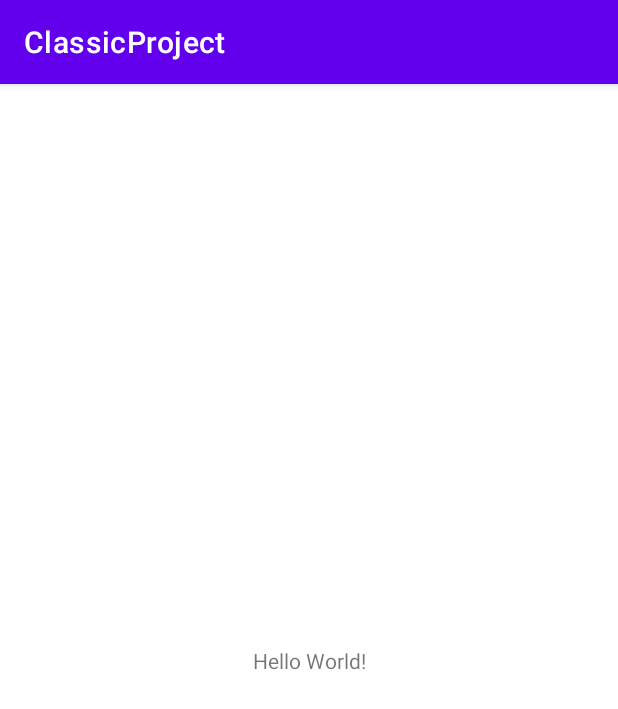
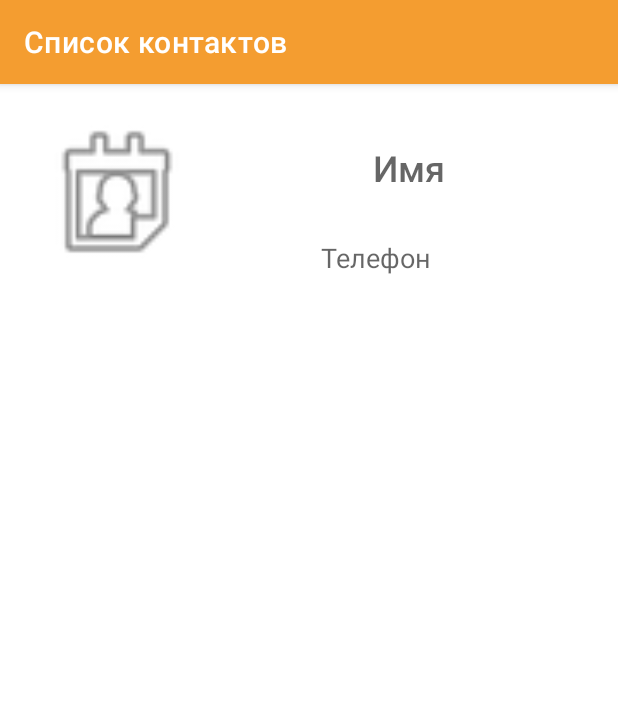
Before and after one commit to Vershinin-V-V/learning240221, an Android app: the screen it shows after launch (MainActivity), on a phone screen of 412 x 824 dp. Shown: the top 709 px of the screen. Run offline under Robolectric (Android 15) with nearby library versions, the phone set to English and light mode, and no system bars.

Commit message:
Create ContactListFragment and ContactDetailsFragment

```diff
--- /dev/null
+++ b/app/src/main/java/com/classic117/classicproject/ContactListFragment.kt
@@ -0,0 +1,46 @@
+package com.classic117.classicproject
+
+import android.content.Context
+import android.os.Bundle
+import androidx.fragment.app.Fragment
+import android.view.LayoutInflater
+import android.view.View
+import android.view.ViewGroup
+import androidx.appcompat.app.AppCompatActivity
+import com.classic117.classicproject.databinding.FragmentContactListBinding
+
+
+class ContactListFragment : Fragment(R.layout.fragment_contact_list) {
+    private var binding : FragmentContactListBinding? = null
+    private var cardClicListener : PersonSelect? = null
+
+    override fun onAttach(context : Context) {
+        super.onAttach(context)
+
+        if (context is PersonSelect) cardClicListener = context
+    }
+
+    override fun onViewCreated(view : View, savedInstanceState : Bundle?) {
+        super.onViewCreated(view, savedInstanceState)
+
+        binding = FragmentContactListBinding.bind(view).apply {
+            personCard.root.setOnClickListener {
+                cardClicListener?.onPersonSelected(1)//заменить на id будущего класса Person
+            }
+        }
+
+        (activity as AppCompatActivity?)?.supportActionBar?.apply {
+            setTitle(R.string.contact_list_bar)
+        }
+    }
+
+    override fun onDestroyView() {
+        binding = null
+        super.onDestroyView()
+    }
+
+    override fun onDetach() {
+        cardClicListener = null
+        super.onDetach()
+    }
+}
--- a/app/src/main/java/com/classic117/classicproject/MainActivity.kt
+++ b/app/src/main/java/com/classic117/classicproject/MainActivity.kt
@@ -3,9 +3,28 @@ package com.classic117.classicproject
 import androidx.appcompat.app.AppCompatActivity
 import android.os.Bundle
 
-class MainActivity : AppCompatActivity() {
+class MainActivity : AppCompatActivity(), PersonSelect{
     override fun onCreate(savedInstanceState: Bundle?) {
         super.onCreate(savedInstanceState)
         setContentView(R.layout.activity_main)
+        val currentFragment = supportFragmentManager.findFragmentById(R.id.fragment_container)
+        if (currentFragment == null){
+            val fragment = ContactListFragment()
+            supportFragmentManager.beginTransaction()
+                .add(R.id.fragment_container, fragment)
+                .commit()
+
+        }
     }
+
+    override fun onPersonSelected(id : Int) {
+        val fragment = ContactDetailsFragment.newInstance(id)
+        supportFragmentManager
+            .beginTransaction()
+            .replace(R.id.fragment_container, fragment)
+            .addToBackStack(null)
+            .commit()
+    }
+
+
 }
--- /dev/null
+++ b/app/src/main/java/com/classic117/classicproject/PersonSelect.kt
@@ -0,0 +1,5 @@
+package com.classic117.classicproject
+
+interface PersonSelect {
+    fun onPersonSelected(id : Int)
+}
--- a/app/src/main/res/layout/activity_main.xml
+++ b/app/src/main/res/layout/activity_main.xml
@@ -1,18 +1,22 @@
 <?xml version="1.0" encoding="utf-8"?>
-<androidx.constraintlayout.widget.ConstraintLayout xmlns:android="http://schemas.android.com/apk/res/android"
+<LinearLayout xmlns:android="http://schemas.android.com/apk/res/android"
     xmlns:app="http://schemas.android.com/apk/res-auto"
     xmlns:tools="http://schemas.android.com/tools"
+    android:id="@+id/main_container"
     android:layout_width="match_parent"
     android:layout_height="match_parent"
+    android:orientation="vertical"
     tools:context=".MainActivity">
 
-    <TextView
-        android:layout_width="wrap_content"
-        android:layout_height="wrap_content"
-        android:text="Hello World!"
-        app:layout_constraintBottom_toBottomOf="parent"
-        app:layout_constraintLeft_toLeftOf="parent"
-        app:layout_constraintRight_toRightOf="parent"
-        app:layout_constraintTop_toTopOf="parent" />
 
-</androidx.constraintlayout.widget.ConstraintLayout>
+    <FrameLayout
+        android:id="@+id/fragment_container"
+        android:layout_width="match_parent"
+        android:layout_height="match_parent"
+        android:layout_margin="8dp"
+        >
+
+    </FrameLayout>
+
+
+</LinearLayout>
--- /dev/null
+++ b/app/src/main/res/layout/fragment_contact_list.xml
@@ -0,0 +1,10 @@
+<?xml version="1.0" encoding="utf-8"?>
+<FrameLayout xmlns:android="http://schemas.android.com/apk/res/android"
+    xmlns:tools="http://schemas.android.com/tools"
+    android:layout_width="match_parent"
+    android:layout_height="match_parent"
+    tools:context=".ContactListFragment">
+    <include
+        android:id="@+id/personCard"
+        layout="@layout/person_card" />
+</FrameLayout>
--- /dev/null
+++ b/app/src/main/res/layout/person_card.xml
@@ -0,0 +1,56 @@
+<?xml version="1.0" encoding="utf-8"?>
+<androidx.constraintlayout.widget.ConstraintLayout xmlns:android="http://schemas.android.com/apk/res/android"
+    xmlns:app="http://schemas.android.com/apk/res-auto"
+    android:id="@+id/contactListLayout"
+    android:layout_width="match_parent"
+    android:layout_height="wrap_content"
+    >
+
+    <ImageView
+        android:id="@+id/contactImage"
+        android:layout_width="120dp"
+        android:layout_height="110dp"
+        android:layout_marginStart="10dp"
+        android:layout_marginTop="10dp"
+        android:layout_marginEnd="4dp"
+        android:layout_marginBottom="10dp"
+        app:layout_constraintBottom_toBottomOf="parent"
+        app:layout_constraintEnd_toStartOf="@+id/contactName"
+        app:layout_constraintStart_toStartOf="parent"
+        app:layout_constraintTop_toTopOf="parent"
+        app:srcCompat="@android:drawable/ic_menu_my_calendar" />
+
+    <TextView
+        android:id="@+id/contactName"
+        android:layout_width="0dp"
+        android:layout_height="0dp"
+        android:layout_marginStart="4dp"
+        android:layout_marginTop="10dp"
+        android:layout_marginEnd="4dp"
+        android:layout_marginBottom="8dp"
+        android:fontFamily="sans-serif-medium"
+        android:hint="@string/name"
+        android:gravity="center"
+        android:textSize="24sp"
+        app:layout_constraintBottom_toTopOf="@+id/contactNum"
+        app:layout_constraintEnd_toEndOf="parent"
+        app:layout_constraintStart_toEndOf="@+id/contactImage"
+        app:layout_constraintTop_toTopOf="parent" />
+
+    <TextView
+        android:id="@+id/contactNum"
+        android:layout_width="0dp"
+        android:layout_height="wrap_content"
+        android:layout_marginStart="8dp"
+        android:layout_marginTop="2dp"
+        android:layout_marginEnd="50dp"
+        android:layout_marginBottom="10dp"
+        android:hint="@string/phone"
+        android:gravity="center"
+        android:textSize="18sp"
+        app:layout_constraintBottom_toBottomOf="parent"
+        app:layout_constraintEnd_toEndOf="parent"
+        app:layout_constraintStart_toEndOf="@+id/contactImage"
+        app:layout_constraintTop_toBottomOf="@+id/contactName" />
+
+</androidx.constraintlayout.widget.ConstraintLayout>
--- a/app/src/main/res/values-night/themes.xml
+++ b/app/src/main/res/values-night/themes.xml
@@ -2,7 +2,7 @@
     <!-- Base application theme. -->
     <style name="Theme.ClassicProject" parent="Theme.MaterialComponents.DayNight.DarkActionBar">
         <!-- Primary brand color. -->
-        <item name="colorPrimary">@color/purple_200</item>
+        <item name="colorPrimary">@color/colorPrimary</item>
         <item name="colorPrimaryVariant">@color/purple_700</item>
         <item name="colorOnPrimary">@color/black</item>
         <!-- Secondary brand color. -->
@@ -12,5 +12,7 @@
         <!-- Status bar color. -->
         <item name="android:statusBarColor" tools:targetApi="l">?attr/colorPrimaryVariant</item>
         <!-- Customize your theme here. -->
+        <item name="colorAccent">@color/colorAccent</item>
+        <item name="android:colorAccent">@color/colorAccent</item>
     </style>
 </resources>
--- a/app/src/main/res/values/colors.xml
+++ b/app/src/main/res/values/colors.xml
@@ -7,4 +7,6 @@
     <color name="teal_700">#FF018786</color>
     <color name="black">#FF000000</color>
     <color name="white">#FFFFFFFF</color>
+    <color name="colorPrimary">#f49d30</color>
+    <color name="colorAccent">#b2b7d2</color>
 </resources>
--- a/app/src/main/res/values/strings.xml
+++ b/app/src/main/res/values/strings.xml
@@ -1,3 +1,14 @@
 <resources>
     <string name="app_name">ClassicProject</string>
+    <!-- TODO: Remove or change this placeholder text -->
+    <string name="hello_blank_fragment">Hello blank fragment</string>
+    <string name="name">Имя</string>
+    <string name="phone">Телефон</string>
+    <string name="phone_2">Телефон 2</string>
+    <string name="email">e-mail</string>
+    <string name="email_2">e-mail 2</string>
+    <string name="empty">...</string>
+    <string name="description">Description</string>
+    <string name="contact_list_bar">Список контактов</string>
+    <string name="contact_details_bar">Детали контакта</string>
 </resources>
--- a/app/src/main/res/values/themes.xml
+++ b/app/src/main/res/values/themes.xml
@@ -2,7 +2,7 @@
     <!-- Base application theme. -->
     <style name="Theme.ClassicProject" parent="Theme.MaterialComponents.DayNight.DarkActionBar">
         <!-- Primary brand color. -->
-        <item name="colorPrimary">@color/purple_500</item>
+        <item name="colorPrimary">@color/colorPrimary</item>
         <item name="colorPrimaryVariant">@color/purple_700</item>
         <item name="colorOnPrimary">@color/white</item>
         <!-- Secondary brand color. -->
@@ -12,5 +12,7 @@
         <!-- Status bar color. -->
         <item name="android:statusBarColor" tools:targetApi="l">?attr/colorPrimaryVariant</item>
         <!-- Customize your theme here. -->
+        <item name="colorAccent">@color/colorAccent</item>
+        <item name="android:colorAccent">@color/colorAccent</item>
     </style>
 </resources>
```
Also changed, not shown: app/build.gradle (+6 -1 lines), app/src/main/java/com/classic117/classicproject/ContactDetailsFragment.kt (added, +42 -0 lines), app/src/main/res/layout/contact_details_fragment.xml (added, +149 -0 lines), gradle/wrapper/gradle-wrapper.properties.
